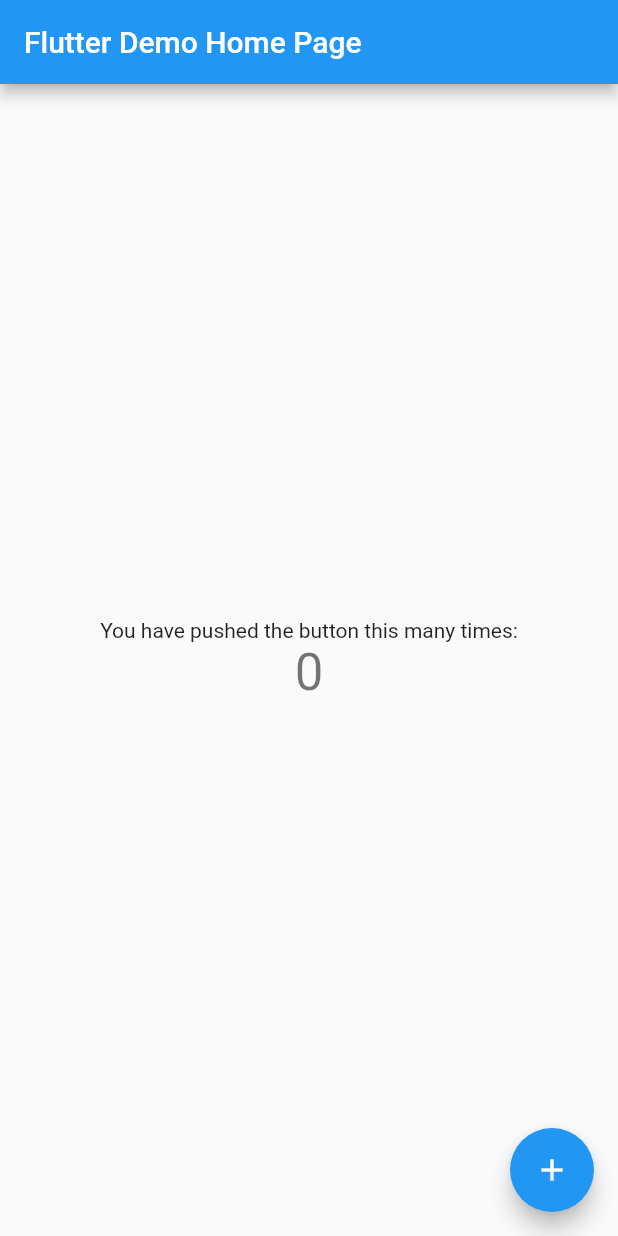
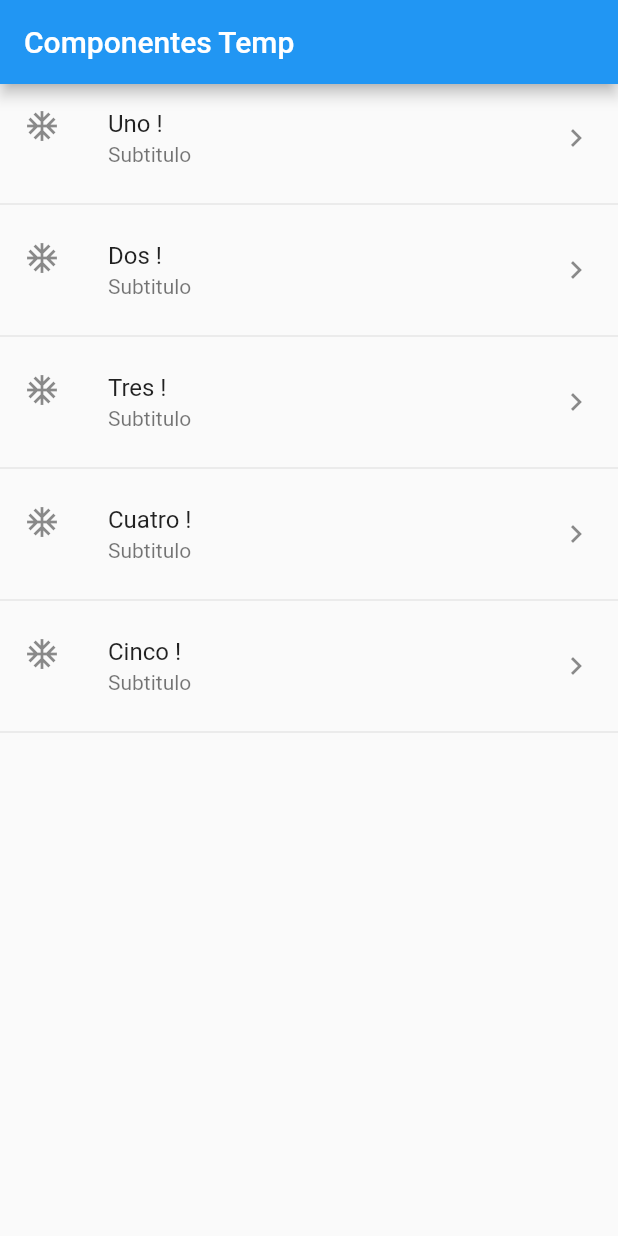
Before and after one commit to fidelvo/componentes, a Flutter app: the screen it shows after launch, on a phone screen of 412 x 824 dp. Run offline on Flutter 3.47's test engine with Material 2 defaults, Android fonts, the phone set to English and light mode, and no system bars.

Commit message:
Lista de Widgets con ListView

```diff
--- a/lib/main.dart
+++ b/lib/main.dart
@@ -1,117 +1,18 @@
+// mateapp - Crear aplicación nueva
 import 'package:flutter/material.dart';
 
-void main() {
-  runApp(MyApp());
-}
+import 'package:componentes/src/pages/home_temp.dart';
+
+void main() => runApp(MyApp());
 
 class MyApp extends StatelessWidget {
-  // This widget is the root of your application.
   @override
   Widget build(BuildContext context) {
     return MaterialApp(
-      title: 'Flutter Demo',
-      theme: ThemeData(
-        // This is the theme of your application.
-        //
-        // Try running your application with "flutter run". You'll see the
-        // application has a blue toolbar. Then, without quitting the app, try
-        // changing the primarySwatch below to Colors.green and then invoke
-        // "hot reload" (press "r" in the console where you ran "flutter run",
-        // or simply save your changes to "hot reload" in a Flutter IDE).
-        // Notice that the counter didn't reset back to zero; the application
-        // is not restarted.
-        primarySwatch: Colors.blue,
-        // This makes the visual density adapt to the platform that you run
-        // the app on. For desktop platforms, the controls will be smaller and
-        // closer together (more dense) than on mobile platforms.
-        visualDensity: VisualDensity.adaptivePlatformDensity,
-      ),
-      home: MyHomePage(title: 'Flutter Demo Home Page'),
+      title: 'Componentes App',
+      // Ocultar listón de demo
+      debugShowCheckedModeBanner: false,
+      home: HomePageTemp()
     );
   }
 }
-
-class MyHomePage extends StatefulWidget {
-  MyHomePage({Key key, this.title}) : super(key: key);
-
-  // This widget is the home page of your application. It is stateful, meaning
-  // that it has a State object (defined below) that contains fields that affect
-  // how it looks.
-
-  // This class is the configuration for the state. It holds the values (in this
-  // case the title) provided by the parent (in this case the App widget) and
-  // used by the build method of the State. Fields in a Widget subclass are
-  // always marked "final".
-
-  final String title;
-
-  @override
-  _MyHomePageState createState() => _MyHomePageState();
-}
-
-class _MyHomePageState extends State<MyHomePage> {
-  int _counter = 0;
-
-  void _incrementCounter() {
-    setState(() {
-      // This call to setState tells the Flutter framework that something has
-      // changed in this State, which causes it to rerun the build method below
-      // so that the display can reflect the updated values. If we changed
-      // _counter without calling setState(), then the build method would not be
-      // called again, and so nothing would appear to happen.
-      _counter++;
-    });
-  }
-
-  @override
-  Widget build(BuildContext context) {
-    // This method is rerun every time setState is called, for instance as done
-    // by the _incrementCounter method above.
-    //
-    // The Flutter framework has been optimized to make rerunning build methods
-    // fast, so that you can just rebuild anything that needs updating rather
-    // than having to individually change instances of widgets.
-    return Scaffold(
-      appBar: AppBar(
-        // Here we take the value from the MyHomePage object that was created by
-        // the App.build method, and use it to set our appbar title.
-        title: Text(widget.title),
-      ),
-      body: Center(
-        // Center is a layout widget. It takes a single child and positions it
-        // in the middle of the parent.
-        child: Column(
-          // Column is also a layout widget. It takes a list of children and
-          // arranges them vertically. By default, it sizes itself to fit its
-          // children horizontally, and tries to be as tall as its parent.
-          //
-          // Invoke "debug painting" (press "p" in the console, choose the
-          // "Toggle Debug Paint" action from the Flutter Inspector in Android
-          // Studio, or the "Toggle Debug Paint" command in Visual Studio Code)
-          // to see the wireframe for each widget.
-          //
-          // Column has various properties to control how it sizes itself and
-          // how it positions its children. Here we use mainAxisAlignment to
-          // center the children vertically; the main axis here is the vertical
-          // axis because Columns are vertical (the cross axis would be
-          // horizontal).
-          mainAxisAlignment: MainAxisAlignment.center,
-          children: <Widget>[
-            Text(
-              'You have pushed the button this many times:',
-            ),
-            Text(
-              '$_counter',
-              style: Theme.of(context).textTheme.headline4,
-            ),
-          ],
-        ),
-      ),
-      floatingActionButton: FloatingActionButton(
-        onPressed: _incrementCounter,
-        tooltip: 'Increment',
-        child: Icon(Icons.add),
-      ), // This trailing comma makes auto-formatting nicer for build methods.
-    );
-  }
-}
--- /dev/null
+++ b/lib/src/pages/home_temp.dart
@@ -0,0 +1,64 @@
+// importM - Importar material package
+import 'package:flutter/material.dart';
+
+// stle - Crear clase Stateless
+class HomePageTemp extends StatelessWidget {
+  final opciones = ['Uno', 'Dos', 'Tres', 'Cuatro', 'Cinco'];
+
+  @override
+  Widget build(BuildContext context) {
+    return Scaffold(
+      appBar: AppBar(
+        title: Text('Componentes Temp'),
+      ),
+      body: ListView(
+        children: _crearItemsCorto(),
+      ),
+    );
+  }
+
+  // Forma 1: Función privada que retorna listado de Widgets
+  List<Widget> _crearItems() {
+    List<Widget> lista = new List<Widget>();
+
+    for (String opt in opciones) {
+
+      final tempWidget = ListTile(
+        title: Text(opt),
+      );
+
+      // Forma normal
+      //lista.add(tempWidget);
+      //lista.add(Divider());
+
+      // Forma cascada
+      lista..add(tempWidget)
+           ..add(Divider());
+    }
+
+    return lista;
+  }
+
+  List<Widget> _crearItemsCorto() {
+
+    // Se retorna directamente el resultado de .map()
+    return opciones.map((item) {
+
+      // Ctrl + .
+      // Wrap with Column
+      return Column(
+        children: <Widget>[
+          ListTile(
+            title: Text(item + ' !'),
+            subtitle: Text('Subtitulo'),
+            leading: Icon(Icons.ac_unit_sharp),
+            trailing: Icon(Icons.keyboard_arrow_right),
+            onTap: (){},
+          ),
+          Divider(),
+        ],
+      );
+
+    }).toList();
+  }
+}
```
Also changed, not shown: 1 other file.
